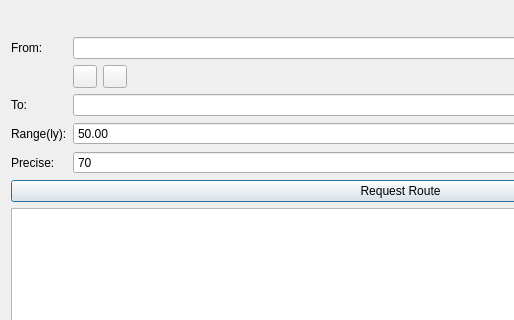
alexzk1/ed_highway, file widgets/spanshroutewidget.ui: the form before one commit; both pictures show x 0 to 514 and y 0 to 320 of the 801 by 561 pixel window.
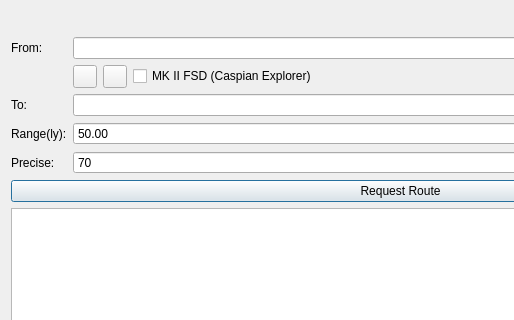
The form after the commit. Icons and pictures are not drawn.

Commit message: Added support for Caspian Explorer long jumps.

```diff
--- a/widgets/spanshroutewidget.ui
+++ b/widgets/spanshroutewidget.ui
@@ -240,6 +240,16 @@
        </property>
       </widget>
      </item>
+     <item row="1" column="4">
+      <widget class="QCheckBox" name="cbSuperCharge">
+       <property name="toolTip">
+        <string>&lt;html&gt;&lt;head/&gt;&lt;body&gt;&lt;p&gt;Check if your ship uses special FSD with longer NS jump like Caspian Explorer may use x6 supercharge instead regular x4.&lt;/p&gt;&lt;/body&gt;&lt;/html&gt;</string>
+       </property>
+       <property name="text">
+        <string>MK II FSD (Caspian Explorer)</string>
+       </property>
+      </widget>
+     </item>
     </layout>
    </item>
    <item>
```
Left out of the diff: 32 changed lines with no effect on the pictures. The commit also changes 3 other files.
